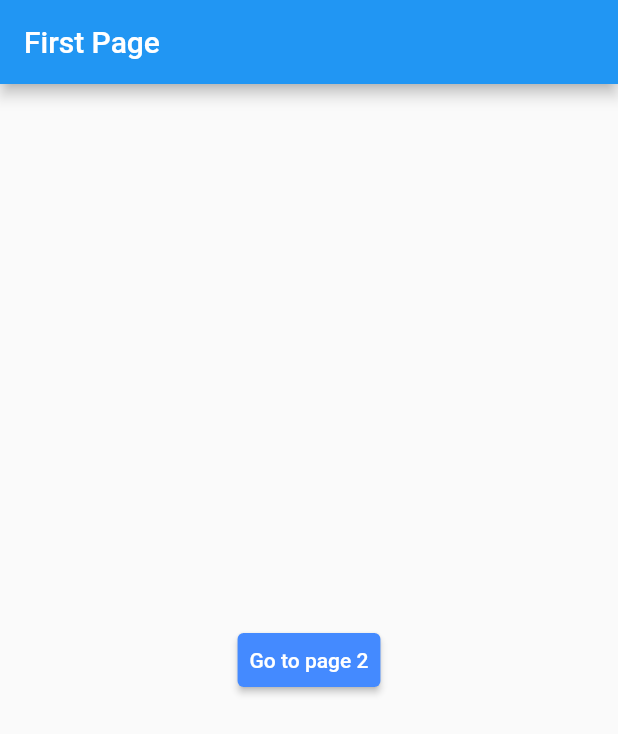
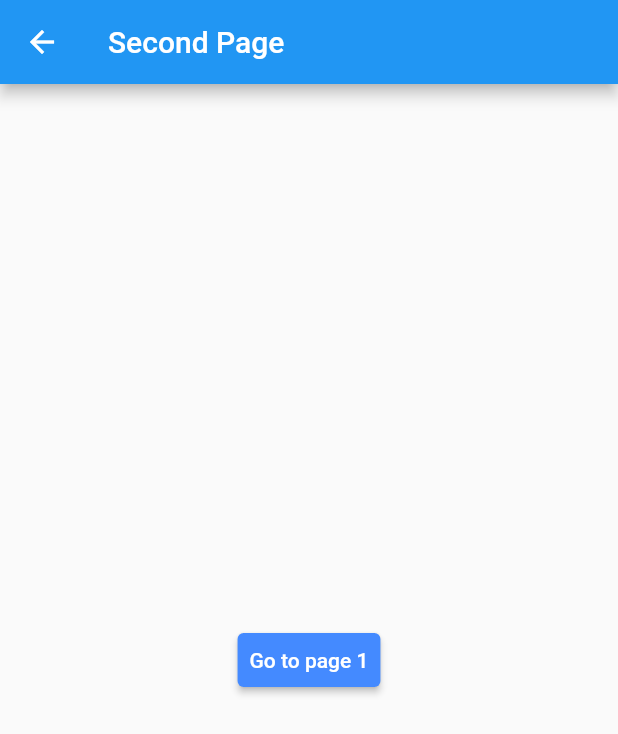
Before and after one commit to martinchoC/Flutter-tutorials, a Flutter app: the screen it shows after launch, after a tap on "Go to page 2", on a phone screen of 412 x 824 dp. Shown: the top 734 px of the screen. Run offline on Flutter 3.47's test engine with Material 2 defaults, Android fonts, the phone set to English and light mode, and no system bars.

Commit message:
navigation between widgets

```diff
--- a/flutter_components/components_07_navigating_between_screens_widgets/lib/pages/firstPage.dart
+++ b/flutter_components/components_07_navigating_between_screens_widgets/lib/pages/firstPage.dart
@@ -1,6 +1,5 @@
+import 'package:components_07_navigating_between_screens_widgets/pages/secondPage.dart';
 import 'package:flutter/material.dart';
-import 'package:flutter/src/foundation/key.dart';
-import 'package:flutter/src/widgets/framework.dart';
 
 class FirstPageWidget extends StatelessWidget {
   const FirstPageWidget({Key? key}) : super(key: key);
@@ -18,7 +17,13 @@ class FirstPageWidget extends StatelessWidget {
           child: const Text(
             'Go to page 2',
           ),
-          onPressed: () {},
+          onPressed: () {
+            //go to second page
+            Navigator.push(
+              context,
+              MaterialPageRoute(builder: (context) => const SecondPageWidget()),
+            );
+          },
         ),
       ),
     );
--- /dev/null
+++ b/flutter_components/components_07_navigating_between_screens_widgets/lib/pages/secondPage.dart
@@ -0,0 +1,28 @@
+import 'package:components_07_navigating_between_screens_widgets/pages/firstPage.dart';
+import 'package:flutter/material.dart';
+
+class SecondPageWidget extends StatelessWidget {
+  const SecondPageWidget({Key? key}) : super(key: key);
+
+  @override
+  Widget build(BuildContext context) {
+    return Scaffold(
+      appBar: AppBar(title: const Text('Second Page')),
+      body: Center(
+        child: TextButton(
+          style: TextButton.styleFrom(
+              primary: Colors.white,
+              elevation: 2,
+              backgroundColor: Colors.blueAccent),
+          child: const Text(
+            'Go to page 1',
+          ),
+          onPressed: () {
+            //go to main page
+            Navigator.pop(context);
+          },
+        ),
+      ),
+    );
+  }
+}
```
